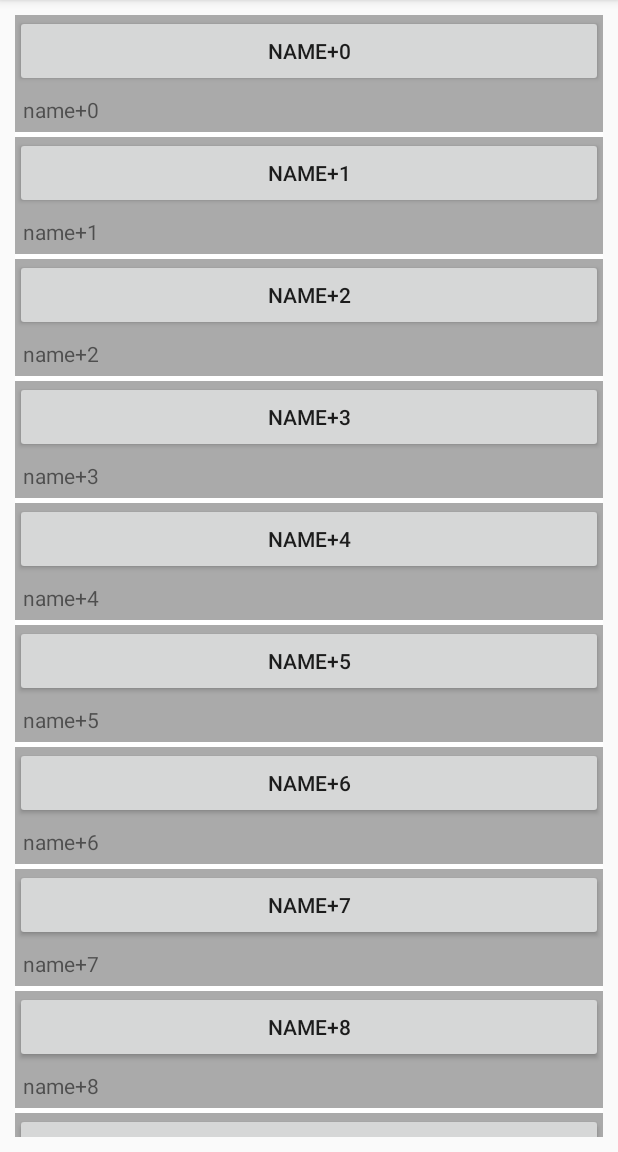
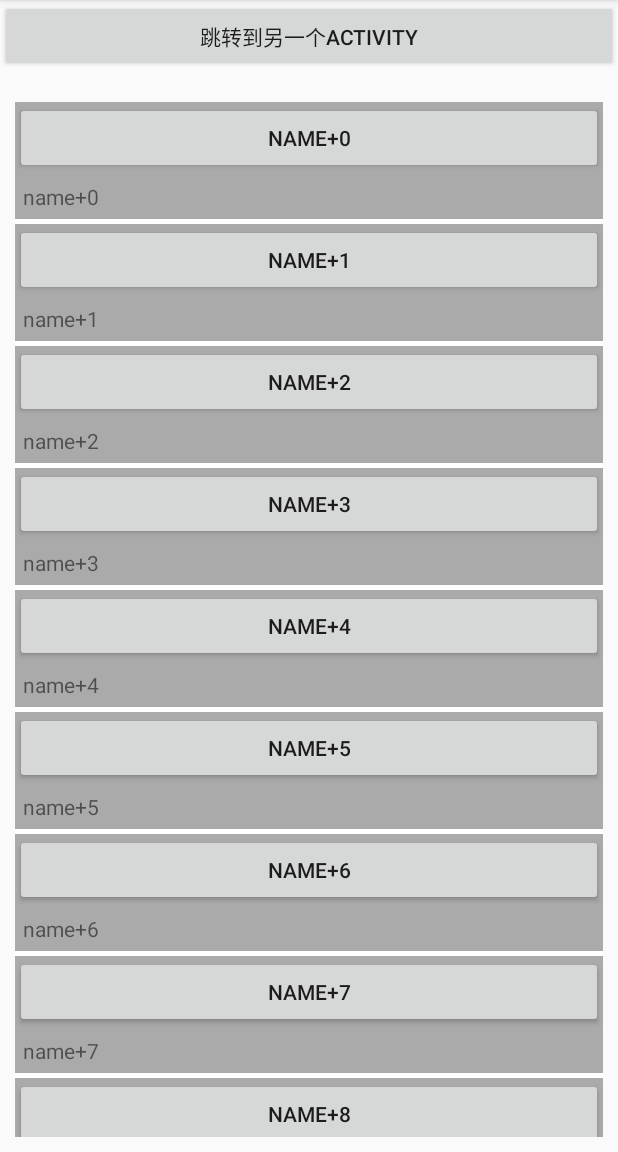
Before and after one commit to thedawn2015/DemoSwipeRefreshLayout, an Android app: the screen it shows after launch (MainActivity), on a phone screen of 412 x 824 dp, the part 84-1236 px from its top. Run offline under Robolectric (Android 15) with nearby library versions, the phone set to English and light mode, and no system bars; our stand-ins replace ButterKnife.

Commit message:
添加SwipeRefreshLayout与ListView的组合

```diff
--- a/app/src/main/AndroidManifest.xml
+++ b/app/src/main/AndroidManifest.xml
@@ -15,6 +15,8 @@
                 <category android:name="android.intent.category.LAUNCHER"/>
             </intent-filter>
         </activity>
+        <activity android:name=".AnotherActivity">
+        </activity>
     </application>
 
 </manifest>
--- a/app/src/main/java/com/simon/demoswiperefreshlayout/MainActivity.java
+++ b/app/src/main/java/com/simon/demoswiperefreshlayout/MainActivity.java
@@ -1,5 +1,6 @@
 package com.simon.demoswiperefreshlayout;
 
+import android.content.Intent;
 import android.os.Bundle;
 import android.os.Handler;
 import android.os.Message;
@@ -8,13 +9,14 @@ import android.support.v7.app.AppCompatActivity;
 import android.support.v7.widget.LinearLayoutManager;
 import android.support.v7.widget.RecyclerView;
 import android.util.Log;
-import android.view.View;
+import android.widget.Button;
 
 import java.util.ArrayList;
 import java.util.List;
 
 import butterknife.BindView;
 import butterknife.ButterKnife;
+import butterknife.OnClick;
 
 public class MainActivity extends AppCompatActivity {
 
@@ -26,6 +28,8 @@ public class MainActivity extends AppCompatActivity {
     RecyclerView recyclerView;
     @BindView (R.id.swipe_refresh_layout)
     SwipeRefreshLayout swipeRefreshLayout;
+    @BindView (R.id.btn_another_activity)
+    Button btnAnotherActivity;
 
     private MyBaseAdapter adapter;
     private MyRecyclerViewAdapter recyclerViewAdapter;
@@ -41,6 +45,7 @@ public class MainActivity extends AppCompatActivity {
     }
 
     private void viewSets() {
+        //Modified By xw 2016/6/1  Explain：下拉回调
         swipeRefreshLayout.setOnRefreshListener(new SwipeRefreshLayout.OnRefreshListener() {
             @Override
             public void onRefresh() {
@@ -68,8 +73,8 @@ public class MainActivity extends AppCompatActivity {
     }
 
     private void refreshData() {
-        if (swipeRefreshLayout.isRefreshing()) {
-            swipeRefreshLayout.setRefreshing(false);
+        if (!swipeRefreshLayout.isRefreshing()) {
+            swipeRefreshLayout.setRefreshing(true);
         }
         recyclerViewAdapter.clear();
         new Thread() {
@@ -89,16 +94,14 @@ public class MainActivity extends AppCompatActivity {
         @Override
         public void handleMessage(Message msg) {
             super.handleMessage(msg);
+            swipeRefreshLayout.setRefreshing(false);
             recyclerViewAdapter.addItems(list);
         }
     };
 
-    static class ViewHolder {
-        @BindView (R.id.recycler_view)
-        RecyclerView recyclerView;
-
-        ViewHolder(View view) {
-            ButterKnife.bind(this, view);
-        }
+    @OnClick (R.id.btn_another_activity)
+    public void onClick() {
+        Intent intent = new Intent(this, AnotherActivity.class);
+        startActivity(intent);
     }
 }
--- a/app/src/main/java/com/simon/demoswiperefreshlayout/MyRecyclerViewAdapter.java
+++ b/app/src/main/java/com/simon/demoswiperefreshlayout/MyRecyclerViewAdapter.java
@@ -35,7 +35,7 @@ public class MyRecyclerViewAdapter extends RecyclerView.Adapter<MyRecyclerViewAd
 
     @Override
     public void onBindViewHolder(ViewHolder holder, int position) {
-        holder.bind(list.get(position));
+        holder.bindViews(list.get(position));
     }
 
     @Override
@@ -68,7 +68,7 @@ public class MyRecyclerViewAdapter extends RecyclerView.Adapter<MyRecyclerViewAd
             ButterKnife.bind(this, itemView);
         }
 
-        public void bind(final String nameStr) {
+        public void bindViews(final String nameStr) {
             itemTvName.setText(nameStr);
             itemBtnClick.setText(nameStr);
             itemView.setOnClickListener(new View.OnClickListener() {
--- a/app/src/main/res/layout/activity_main_recycler.xml
+++ b/app/src/main/res/layout/activity_main_recycler.xml
@@ -1,15 +1,23 @@
 <?xml version="1.0" encoding="utf-8"?>
-<RelativeLayout
+<LinearLayout
     xmlns:android="http://schemas.android.com/apk/res/android"
     xmlns:tools="http://schemas.android.com/tools"
     android:layout_width="match_parent"
     android:layout_height="match_parent"
+    android:orientation="vertical"
     tools:context="com.simon.demoswiperefreshlayout.MainActivity">
+
+    <Button
+        android:id="@+id/btn_another_activity"
+        android:layout_width="match_parent"
+        android:layout_height="wrap_content"
+        android:text="跳转到另一个Activity"/>
 
     <android.support.v4.widget.SwipeRefreshLayout
         android:id="@+id/swipe_refresh_layout"
         android:layout_width="match_parent"
-        android:layout_height="match_parent">
+        android:layout_height="match_parent"
+        android:layout_marginTop="10dp">
 
         <android.support.v7.widget.RecyclerView
             android:id="@+id/recycler_view"
@@ -20,4 +28,4 @@
             android:padding="10dp"
             android:scrollbars="none"/>
     </android.support.v4.widget.SwipeRefreshLayout>
-</RelativeLayout>
+</LinearLayout>
```
Also changed, not shown: app/src/main/java/com/simon/demoswiperefreshlayout/MyBaseAdapter.java (+26 -7 lines).
